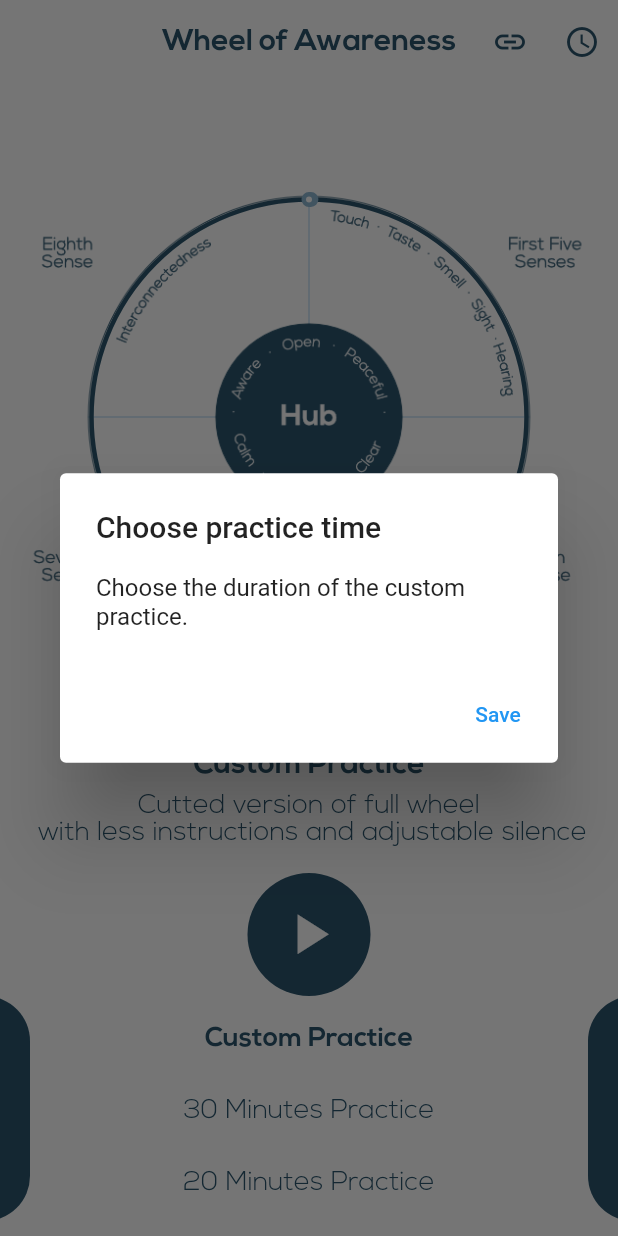
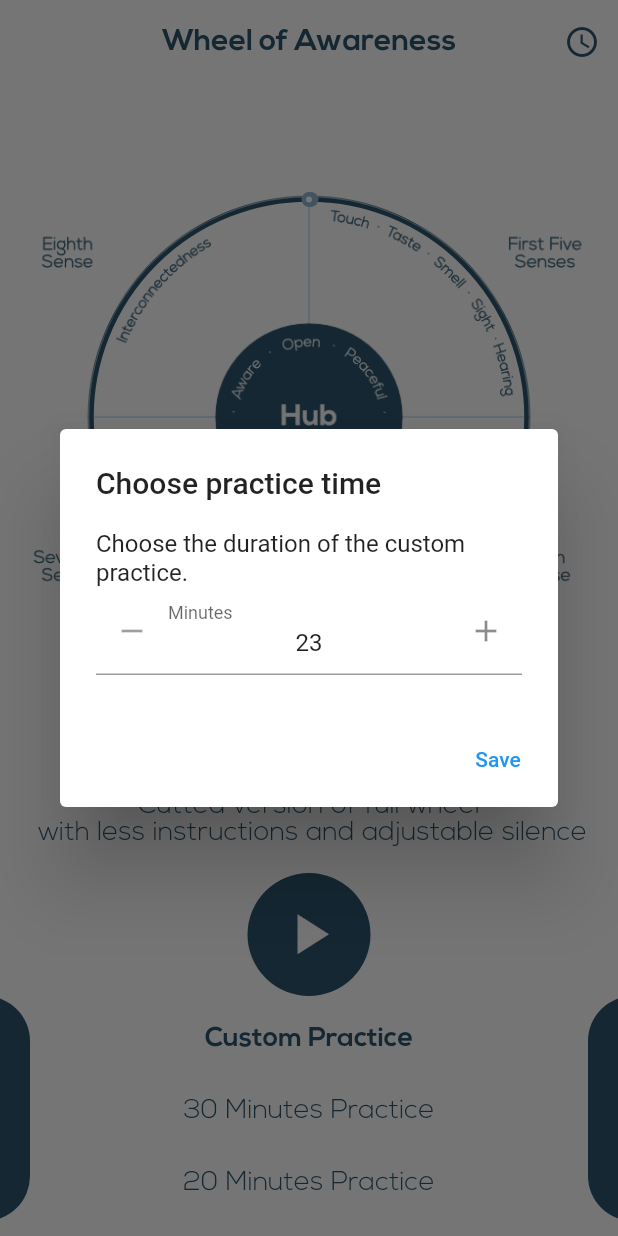
Before and after one commit to djuelg/Wheel-of-Awareness, a Flutter app: the screen it shows after launch, after a tap on the "access time" icon, on a phone screen of 412 x 824 dp. Run offline on Flutter 3.47's test engine with Material 2 defaults, Android fonts, the phone set to English and light mode, and no system bars; drawn by our look-alikes of flutter_spinbox, sleek_circular_slider; our stand-ins replace just_audio.

Commit message:
added custom time feature

```diff
--- a/lib/main.dart
+++ b/lib/main.dart
@@ -1,7 +1,10 @@
+import 'dart:async';
+
 import 'package:flutter/material.dart';
 import 'package:sleek_circular_slider/sleek_circular_slider.dart';
 import 'package:url_launcher/url_launcher.dart';
 import 'package:just_audio/just_audio.dart';
+import 'package:flutter_spinbox/flutter_spinbox.dart';
 
 import 'str.dart';
 
@@ -50,11 +53,69 @@ class HomePage extends StatefulWidget {
 
 class _HomeState extends State<HomePage> {
   final _player = new AudioPlayer();
-
+  var _customPracticeSleep = false;
+  var _customPracticeDuration = 23; // TODO Load from settings
+  var _dialogCustomPracticeDuration = 23; // TODO Load from settings
   @override
   void initState() {
     super.initState();
     _player.setAsset('assets/23min.mp3');
+  }
+
+  Timer continueAfterTimeout([int seconds]) =>
+      Timer(Duration(seconds: seconds), _player.play);
+
+  @override
+  Widget build(BuildContext context) {
+    buildAdditionalSilenceTimer();
+
+    return new Scaffold(
+        backgroundColor: Colors.white,
+        appBar: AppBar(
+          backgroundColor: Colors.transparent,
+          elevation: 0.0,
+          title: Text(Str.app_title,
+              style:
+              TextStyle(color: widget.primarySwatch, fontFamily: "Nexa")),
+          centerTitle: true,
+          actions: <Widget>[
+            IconButton(
+              icon: Icon(Icons.access_time, color: widget.primarySwatch),
+              onPressed: () async {
+                _showCustomDurationDialog();
+              },
+            ),
+            // IconButton(
+            //   icon: Icon(Icons.link, color: widget.primarySwatch),// If I really want the link button back, here it is
+            //   onPressed: () async {
+            //     const url = Str.website;
+            //     if (await canLaunch(url)) await launch(url);
+            //   },
+            // )
+          ],
+        ),
+        body: Column(
+          children: _buildWheelAndSeekBar() +
+              _buildCurrentPractice() +
+              _buildPlayButton() +
+              _buildPracticeSwitch(),
+        ));
+  }
+
+  void buildAdditionalSilenceTimer() {
+    _player.positionStream.listen((state) {
+      const customDuration = Duration(minutes: 23, seconds: 9, milliseconds: 818);
+      if (_player.duration != null && customDuration.compareTo(_player.duration) == 0 && _customPracticeDuration > 23) {
+        if (state.inSeconds == 540 || state.inSeconds == 650 || state.inSeconds == 780) { // Positions in practice with silence
+          _customPracticeSleep = true;
+        } else if (_customPracticeSleep) {
+          _customPracticeSleep = false;
+          _player.pause();
+          var additionalSilence = (((_customPracticeDuration - 23) * 60) / 3);
+          continueAfterTimeout(additionalSilence.toInt());
+        }
+      }
+    });
   }
 
   _buildCircularSeekBar(double duration, double position) {
@@ -290,41 +351,6 @@ class _HomeState extends State<HomePage> {
     ];
   }
 
-  @override
-  Widget build(BuildContext context) {
-    return new Scaffold(
-        backgroundColor: Colors.white,
-        appBar: AppBar(
-          backgroundColor: Colors.transparent,
-          elevation: 0.0,
-          title: Text(Str.app_title,
-              style:
-                  TextStyle(color: widget.primarySwatch, fontFamily: "Nexa")),
-          centerTitle: true,
-          actions: <Widget>[
-            IconButton(
-              icon: Icon(Icons.link, color: widget.primarySwatch),
-              onPressed: () async {
-                const url = Str.website;
-                if (await canLaunch(url)) await launch(url);
-              },
-            ),
-            IconButton(
-              icon: Icon(Icons.access_time, color: widget.primarySwatch), // TODO: Write functions that opens Dialog
-              onPressed: () async {
-                _showCustomDurationDialog();
-              },
-            )
-          ],
-        ),
-        body: Column(
-          children: _buildWheelAndSeekBar() +
-              _buildCurrentPractice() +
-              _buildPlayButton() +
-              _buildPracticeSwitch(),
-        ));
-  }
-
   Future<void> _showCustomDurationDialog() async {
     return showDialog<void>(
       context: context,
@@ -334,9 +360,18 @@ class _HomeState extends State<HomePage> {
           title: const Text(Str.dialog_title),
           content: SingleChildScrollView(
             child: ListBody(
-              children: const <Widget>[
-                Text(Str.dialog_descr)
-                // TODO Add https://pub.dev/packages/flutter_spinbox
+              children: <Widget>[
+                Text(Str.dialog_descr),
+                SpinBox(
+                  min: 23,
+                  value: _dialogCustomPracticeDuration.toDouble(),
+                  acceleration: 0.001,
+                  decoration: InputDecoration(
+                    labelText: 'Minutes'
+                  ),
+                  validator: (text) => text.isEmpty || int.parse(text) < 23 ? 'Invalid' : null,
+                  onChanged: (duration) => updateCustomPracticeDuration(duration),
+                )
               ],
             ),
           ),
@@ -345,7 +380,7 @@ class _HomeState extends State<HomePage> {
               child: const Text(Str.dialog_save),
               onPressed: () {
                 Navigator.of(context).pop();
-                // TODO Provide duration to spinner
+                _customPracticeDuration =_dialogCustomPracticeDuration;
               },
             ),
           ],
@@ -374,4 +409,10 @@ class _HomeState extends State<HomePage> {
       },
     );
   }
+
+  updateCustomPracticeDuration(double duration) {
+    if (duration >= 23) {
+      _dialogCustomPracticeDuration = duration.toInt();
+    }
+  }
 }
```
